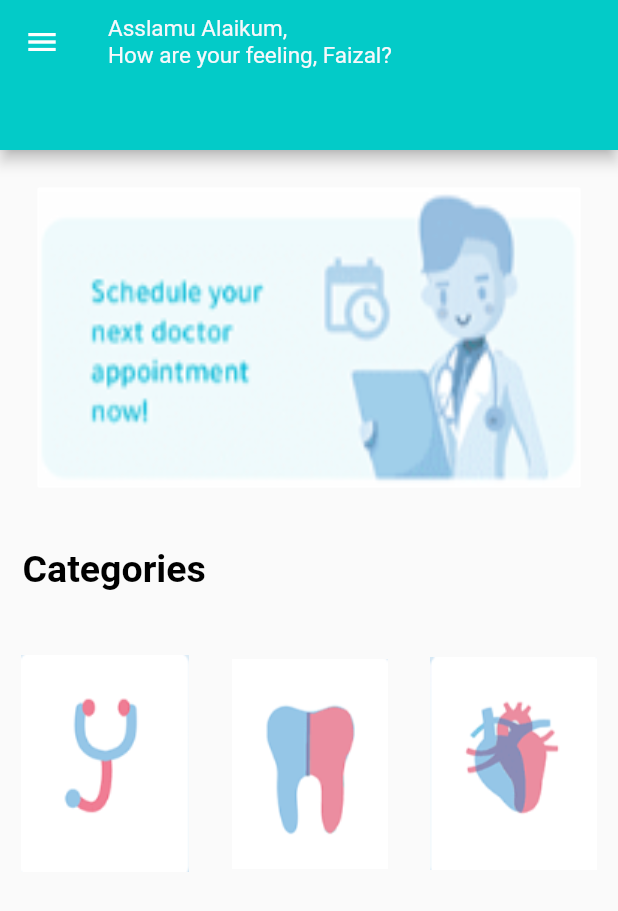
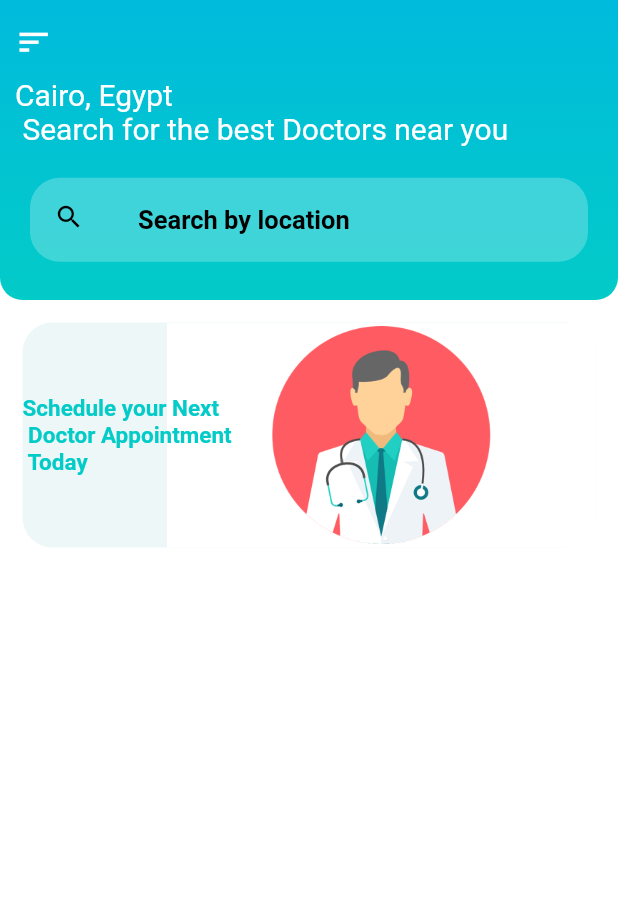
Before and after one commit to MohamedAhmad94/Booking-Doctors-Flutter-App, a Flutter app: the screen it shows after launch, on a phone screen of 412 x 824 dp. Shown: the top 911 px of the screen. Run offline on Flutter 3.47's test engine with Material 2 defaults, Android fonts, the phone set to English and light mode, and no system bars; Roboto replaces fonts that are missing (Tajawal).

Commit message:
second commit

```diff
--- /dev/null
+++ b/lib/homePage.dart
@@ -0,0 +1,87 @@
+import 'dart:ui';
+
+import 'package:flutter/material.dart';
+
+class HomePage extends StatefulWidget {
+  @override
+  _HomePageState createState() => _HomePageState();
+}
+
+class _HomePageState extends State<HomePage> {
+  @override
+  Widget build(BuildContext context) {
+    return Scaffold(
+      backgroundColor: Colors.white,
+      body: Container(
+        child: ListView(
+          scrollDirection: Axis.vertical,
+          children: [
+            Container(
+              padding: EdgeInsets.all(10),
+              height: 200.0,
+              decoration: BoxDecoration(
+                  borderRadius: BorderRadius.only(
+                      bottomRight: Radius.circular(15.0),
+                      bottomLeft: Radius.circular(15.0)),
+                  gradient: LinearGradient(
+                      begin: Alignment.topCenter,
+                      end: Alignment.bottomCenter,
+                      colors: [Color(0xff00BBDC), Color(0xff03CBC8)])),
+              child: Column(
+                crossAxisAlignment: CrossAxisAlignment.start,
+                mainAxisAlignment: MainAxisAlignment.spaceAround,
+                children: [
+                  Icon(Icons.sort, color: Colors.white, size: 25.0),
+                  Text(
+                    "Cairo, Egypt\n Search for the best Doctors near you",
+                    style: TextStyle(
+                        color: Colors.white,
+                        fontSize: 20.0,
+                        fontWeight: FontWeight.normal),
+                  ),
+                  Container(
+                    margin: EdgeInsets.all(10.0),
+                    decoration: BoxDecoration(
+                      color: Colors.white24,
+                      borderRadius: BorderRadius.circular(20.0),
+                    ),
+                    child: ListTile(
+                      leading:
+                          Icon(Icons.search, color: Colors.black, size: 20.0),
+                      title: Text(
+                        "Search by location",
+                        style: TextStyle(
+                            color: Colors.black,
+                            fontSize: 17.0,
+                            fontWeight: FontWeight.bold),
+                      ),
+                    ),
+                  ),
+                ],
+              ),
+            ),
+            Container(
+              height: 150,
+              margin: EdgeInsets.all(15),
+              decoration: BoxDecoration(
+                color: Color(0xffedf7f8),
+                borderRadius: BorderRadius.circular(20.0),
+                image: DecorationImage(
+                    image: AssetImage('assets/images/doctor1.png'),
+                    alignment: Alignment.centerRight),
+              ),
+              alignment: Alignment.centerLeft,
+              child: Text(
+                "Schedule your Next\n Doctor Appointment\n Today",
+                style: TextStyle(
+                    color: Color(0xff03CBC8),
+                    fontSize: 15.0,
+                    fontWeight: FontWeight.bold),
+              ),
+            ),
+          ],
+        ),
+      ),
+    );
+  }
+}
--- a/lib/main.dart
+++ b/lib/main.dart
@@ -1,3 +1,4 @@
+import 'package:DoctorsBooking/homePage.dart';
 import 'package:flutter/material.dart';
 
 void main() => runApp(MyApp());
@@ -11,97 +12,3 @@ class MyApp extends StatelessWidget {
     );
   }
 }
-
-class HomePage extends StatefulWidget {
-  @override
-  _HomePageState createState() => _HomePageState();
-}
-
-class _HomePageState extends State<HomePage> {
-  String patientName = "Faizal";
-  Map<int, List> drawerData = {
-    0: ['My Account', 'check your account data', Icons.account_circle_sharp],
-    1: ['Setting', 'Choose your setting prefrences', Icons.settings],
-    2: ['Book', 'choose and book a doctor', Icons.book_online],
-    3: ['Location', 'Find the nearest doctors', Icons.add_location],
-  };
-
-  @override
-  Widget build(BuildContext context) {
-    return Scaffold(
-      appBar: PreferredSize(
-        preferredSize: Size.fromHeight(100.0),
-        child: AppBar(
-          backgroundColor: Color(0xff03CBC8),
-          title: Text("Asslamu Alaikum,\nHow are your feeling, $patientName?",
-              style: TextStyle(
-                  color: Color(0xffF7F8FB),
-                  fontSize: 15,
-                  fontWeight: FontWeight.normal)),
-        ),
-      ),
-      drawer: Drawer(
-        child: ListView.builder(
-            itemCount: drawerData.length,
-            itemBuilder: (context, index) {
-              return Container(
-                decoration: BoxDecoration(
-                  border: Border.all(color: Colors.black),
-                  borderRadius: BorderRadius.circular(15.0),
-                ),
-                margin: EdgeInsets.fromLTRB(10, 10, 10, 10),
-                child: ListTile(
-                  leading:
-                      Icon(drawerData[index][2], color: Colors.black, size: 20),
-                  title: Text(drawerData[index][0],
-                      style: TextStyle(color: Colors.black, fontSize: 20)),
-                  subtitle: Text(drawerData[index][1],
-                      style: TextStyle(color: Colors.black, fontSize: 15)),
-                  trailing: Icon(Icons.arrow_forward_ios,
-                      color: Colors.black, size: 20),
-                ),
-              );
-            }),
-      ),
-      body: ListView(
-        children: <Widget>[
-          Container(
-            width: 200,
-            height: 200,
-            decoration: BoxDecoration(
-                border: Border.all(color: Colors.white),
-                borderRadius: BorderRadius.circular(1.0)),
-            margin: EdgeInsets.all(25),
-            child: Image(
-              image: AssetImage('assets/images/Schedule.png'),
-              fit: BoxFit.fill,
-            ),
-          ),
-          Padding(
-            padding: EdgeInsets.all(15.0),
-            child: Text(
-              "Categories",
-              style: TextStyle(
-                  color: Colors.black,
-                  fontSize: 25,
-                  fontFamily: 'Tajawal',
-                  fontWeight: FontWeight.bold),
-            ),
-          ),
-          Container(
-            width: 200,
-            height: 200,
-            child: Row(
-              mainAxisAlignment: MainAxisAlignment.spaceAround,
-              children: <Widget>[
-                Image(image: AssetImage('assets/images/Genral.png')),
-                Image(image: AssetImage('assets/images/Dentisit.png')),
-                Image(image: AssetImage('assets/images/Cardio.png')),
-              ],
-            ),
-          ),
-        ],
-      ),
-    );
-  }
-}
```
Also changed, not shown: assets/images/doctor1.png (added), 1 other file.
